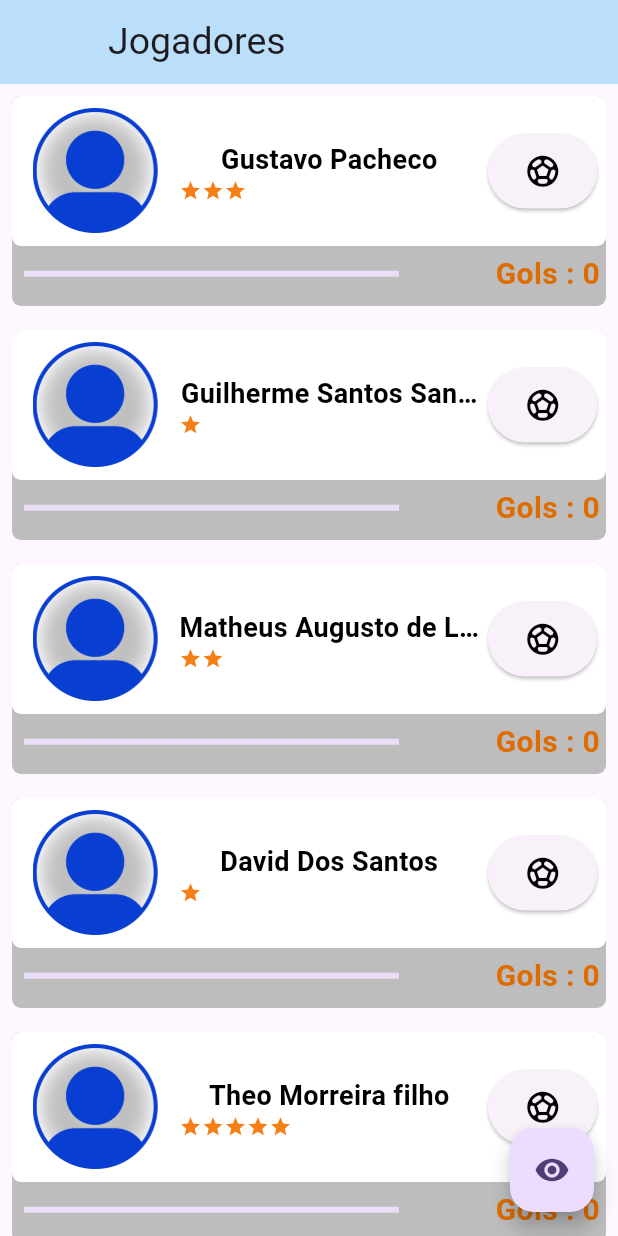
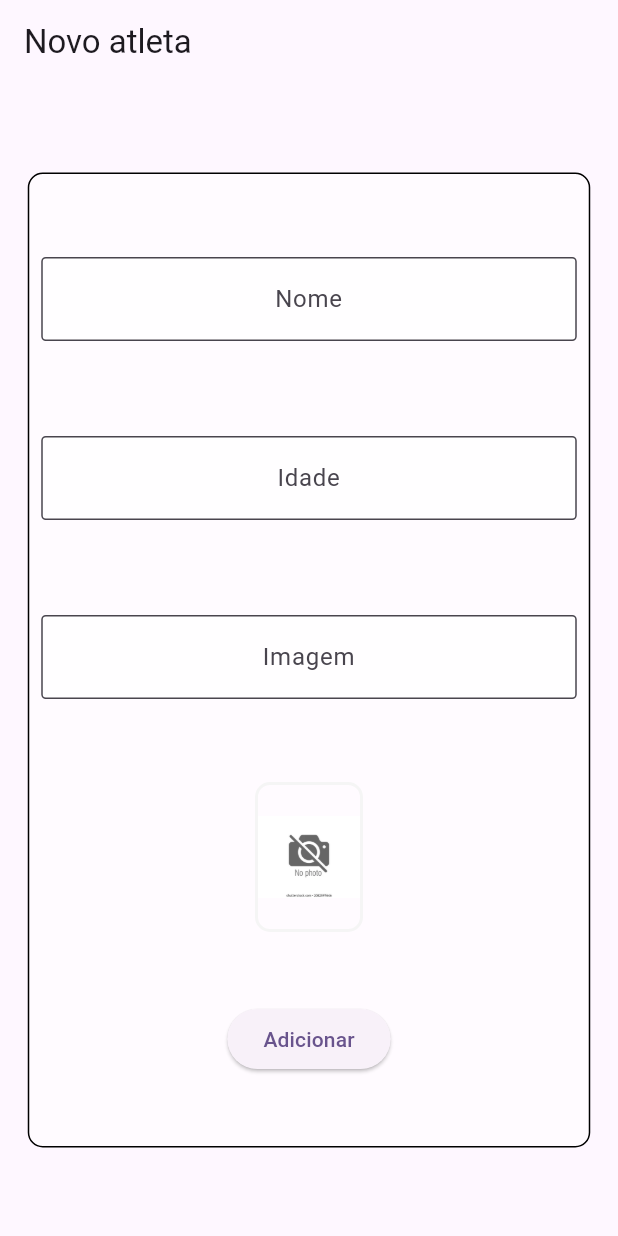
Before and after one commit to thpacheco/flutter-Score-Soccer-Player, a Flutter app: the screen it shows after launch, on a phone screen of 412 x 824 dp. Run offline on Flutter 3.47's test engine with Material 3 defaults, Android fonts, the phone set to English and light mode, and no system bars; network calls fail.

Commit message:
Criando Formulario de novo atleta

```diff
--- a/lib/home_body.dart
+++ b/lib/home_body.dart
@@ -28,23 +28,23 @@ class _HomeBodyState extends State<HomeBody> {
             children: [
               Players(
                   'Gustavo Pacheco',
-                  'assets/images/ProfileSoccerPlayer.png',
+                  'assets/images/ProfileSoccerPlayer.webp',
                   3),
               Players(
                   'Guilherme Santos Santana Da Silva',
-                  'assets/images/ProfileSoccerPlayer.png',
+                  'assets/images/ProfileSoccerPlayer.webp',
                   1),
               Players(
                   'Matheus Augusto de Lima',
-                  'assets/images/ProfileSoccerPlayer.png',
+                  'assets/images/ProfileSoccerPlayer.webp',
                   2),
               Players(
                   'David Dos Santos',
-                  'assets/images/ProfileSoccerPlayer.png',
+                  'assets/images/ProfileSoccerPlayer.webp',
                   1),
               Players(
                   'Theo Morreira filho',
-                  'assets/images/ProfileSoccerPlayer.png',
+                  'assets/images/ProfileSoccerPlayer.webp',
                   5),
                   SizedBox(height: 80,)
             ],
--- a/lib/main.dart
+++ b/lib/main.dart
@@ -1,5 +1,4 @@
-import 'package:app_pofesso_flutter/home_body.dart';
-import 'package:app_pofesso_flutter/players.dart';
+import 'package:app_pofesso_flutter/screens/form_players.dart';
 import 'package:flutter/material.dart';
 import 'package:flutter/widgets.dart';
 
@@ -26,7 +25,7 @@ class _MyAppState extends State<MyApp> {
             ColorScheme.fromSeed(seedColor: Color.fromARGB(255, 19, 1, 48)),
         useMaterial3: true,
       ),
-      home:HomeBody(),
+      home:FormPlayers(),
     );
   }
 }
--- a/lib/players.dart
+++ b/lib/players.dart
@@ -44,8 +44,8 @@ class _PlayersState extends State<Players> {
                         decoration: BoxDecoration(
                           borderRadius: BorderRadius.circular(5),
                         ),
-                        width: 100,
-                        height: 100,
+                        width: 70,
+                        height: 120,
                         child: ClipRRect(
                           borderRadius: BorderRadius.circular(4),
                           child: Image.asset(
--- /dev/null
+++ b/lib/screens/form_players.dart
@@ -0,0 +1,108 @@
+import 'package:flutter/material.dart';
+
+class FormPlayers extends StatefulWidget {
+  const FormPlayers({super.key});
+
+  @override
+  State<FormPlayers> createState() => _FormPlayersState();
+}
+
+class _FormPlayersState extends State<FormPlayers> {
+  TextEditingController namePlayerController = TextEditingController();
+  TextEditingController agePlayerController = TextEditingController();
+  TextEditingController imagePlayerController = TextEditingController();
+
+  @override
+  Widget build(BuildContext context) {
+    return Scaffold(
+      appBar: AppBar(
+        title: const Text('Novo atleta'),
+      ),
+      body: Center(
+        child: Container(
+          height: 650,
+          width: 375,
+          decoration: BoxDecoration(
+              color: Colors.white54,
+              borderRadius: BorderRadius.circular(10),
+              border: Border.all(width: 1)),
+          child: Column(
+            mainAxisAlignment: MainAxisAlignment.spaceEvenly,
+            crossAxisAlignment: CrossAxisAlignment.center,
+            children: [
+              Padding(
+                padding: const EdgeInsets.all(8.0),
+                child: TextFormField(
+                  controller: namePlayerController,
+                  textAlign: TextAlign.center,
+                  decoration: InputDecoration(
+                    border: OutlineInputBorder(
+                        borderRadius: BorderRadius.circular(3)),
+                    hintText: 'Nome',
+                    fillColor: Colors.white70,
+                    filled: true,
+                  ),
+                ),
+              ),
+              Padding(
+                padding: const EdgeInsets.all(8.0),
+                child: TextFormField(
+                  controller: agePlayerController,
+                  textAlign: TextAlign.center,
+                  decoration: InputDecoration(
+                    border: OutlineInputBorder(
+                        borderRadius: BorderRadius.circular(3)),
+                    hintText: 'Idade',
+                    fillColor: Colors.white70,
+                    filled: true,
+                  ),
+                ),
+              ),
+              Padding(
+                padding: const EdgeInsets.all(8.0),
+                child: TextFormField(
+                  onChanged: (text) {
+                    setState(() {});
+                  },
+                  controller: imagePlayerController,
+                  textAlign: TextAlign.center,
+                  decoration: InputDecoration(
+                    border: OutlineInputBorder(
+                        borderRadius: BorderRadius.circular(3)),
+                    hintText: 'Imagem',
+                    fillColor: Colors.white70,
+                    filled: true,
+                  ),
+                ),
+              ),
+              Container(
+                height: 100,
+                width: 72,
+                decoration: BoxDecoration(
+                  borderRadius: BorderRadius.circular(10),
+                  border: Border.all(width: 2, color: Colors.grey.shade100),
+                ),
+                child: ClipRRect(
+                  borderRadius: BorderRadius.circular(10),
+                  child: Image.network(
+                    errorBuilder: (BuildContext context, Object exception,
+                        StackTrace? stacktrace) {
+                      return Image.asset('assets/images/nophoto.webp');
+                    },
+                    imagePlayerController.text,
+                    fit: BoxFit.cover,
+                  ),
+                ),
+              ),
+              ElevatedButton(
+                onPressed: () {
+                },
+                child: Text('Adicionar'),
+              ),
+            ],
+          ),
+        ),
+      ),
+    );
+  }
+}
```
Also changed, not shown: assets/images/ProfileSoccerPlayer.webp (added), assets/images/nophoto.webp (added), 1 other file.
